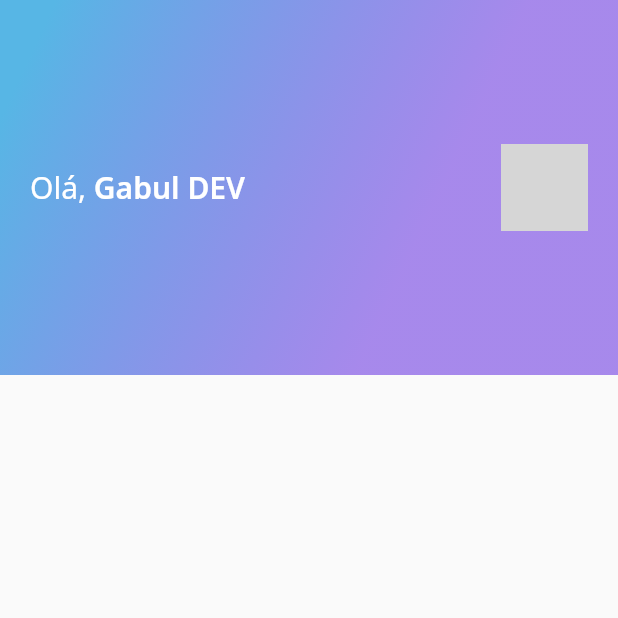
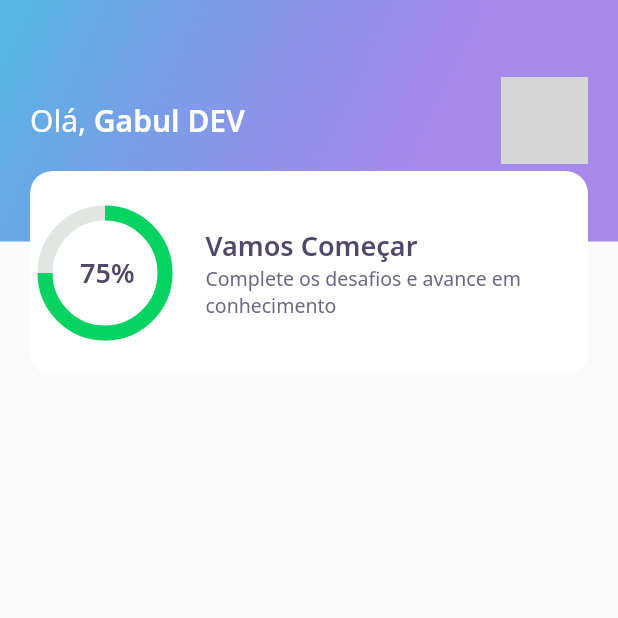
Before and after one commit to Flaviohmm/DevQuiz-Flutter, a Flutter app: the screen it shows after launch, on a phone screen of 412 x 824 dp, the top half of it. Run offline on Flutter 3.47's test engine with Material 2 defaults, Android fonts, the phone set to English and light mode, and no system bars; our stand-ins replace google_fonts; network calls fail; grey boxes are pictures that could not be loaded.

Commit message:
NLW#5 - Terminando o Score Card Widget

```diff
--- a/lib/home/widgets/appbar/app_bar_widget.dart
+++ b/lib/home/widgets/appbar/app_bar_widget.dart
@@ -1,5 +1,6 @@
 import 'package:dev_quiz/core/app_gradients.dart';
 import 'package:dev_quiz/core/app_text_styles.dart';
+import 'package:dev_quiz/home/widgets/score_card/score_card_widget.dart';
 import 'package:flutter/material.dart';
 
 class AppBarWidget extends PreferredSize {
@@ -8,9 +9,13 @@ class AppBarWidget extends PreferredSize {
           preferredSize: Size.fromHeight(250),
           child: Container(
             height: 250,
+            child: Stack(
+                children: [
+                  Container(
+                    height: 161,
+                    padding: const EdgeInsets.symmetric(horizontal: 20),
+                    width: double.maxFinite,
                     decoration: BoxDecoration(gradient: AppGradients.linear),
-            child: Padding(
-              padding: const EdgeInsets.symmetric(horizontal: 20),
                     child: Row(
                       mainAxisAlignment: MainAxisAlignment.spaceBetween,
                       children: [
@@ -37,6 +42,12 @@ class AppBarWidget extends PreferredSize {
                       ],
                     ),
                   ),
+                  Align(
+                    alignment: Alignment(0.0, 1.0),
+                    child: ScoreCardWidget()
+                  )
+                ],
+              ),
           )
       );
 }
--- /dev/null
+++ b/lib/home/widgets/chart/chart_widget.dart
@@ -0,0 +1,36 @@
+import 'package:dev_quiz/core/app_colors.dart';
+import 'package:dev_quiz/core/app_text_styles.dart';
+import 'package:flutter/material.dart';
+
+class ChartWidget extends StatelessWidget {
+  const ChartWidget({Key? key}) : super(key: key);
+
+  @override
+  Widget build(BuildContext context) {
+    return Padding(
+      padding: const EdgeInsets.only(left:10),
+      child: Container(
+        height: 80,
+        width: 80,
+        child: Stack(
+          children: [
+            Container(
+              height: 80,
+              width: 80,
+              child: CircularProgressIndicator(
+                strokeWidth: 10,
+                value: .75,
+                backgroundColor: AppColors.chartSecondary,
+                valueColor: AlwaysStoppedAnimation<Color>(AppColors.chartPrimary),
+              ),
+            ),
+
+            Center(
+              child: Text("75%", style: AppTextStyles.heading)
+            )
+          ],
+        ),
+      ),
+    );
+  }
+}
--- /dev/null
+++ b/lib/home/widgets/score_card/score_card_widget.dart
@@ -0,0 +1,45 @@
+import 'package:dev_quiz/core/app_colors.dart';
+import 'package:dev_quiz/core/core.dart';
+import 'package:dev_quiz/home/widgets/chart/chart_widget.dart';
+import 'package:flutter/material.dart';
+
+class ScoreCardWidget extends StatelessWidget {
+  const ScoreCardWidget({Key? key}) : super(key: key);
+
+  @override
+  Widget build(BuildContext context) {
+    return Padding(
+      padding: const EdgeInsets.only(left: 20, right: 20),
+      child: Container(
+        height: 136,
+        decoration: BoxDecoration(
+          color: AppColors.white,
+          borderRadius: BorderRadius.circular(15)
+        ),
+        child: Row(
+          crossAxisAlignment: CrossAxisAlignment.center,
+          children: [
+            Expanded(
+              flex: 1,
+              child: ChartWidget(),
+            ),
+            Expanded(
+              flex: 3,
+              child: Padding(
+                padding: const EdgeInsets.only(left: 24),
+                child: Column(
+                  mainAxisAlignment: MainAxisAlignment.center,
+                  crossAxisAlignment: CrossAxisAlignment.start,
+                  children: [
+                    Text("Vamos Começar", style: AppTextStyles.heading),
+                    Text("Complete os desafios e avance em conhecimento", style: AppTextStyles.body)
+                  ],
+                ),
+              ),
+            )
+          ],
+        ),
+      ),
+    );
+  }
+}
```
Lines whose indentation alone changed are shown as unchanged.
